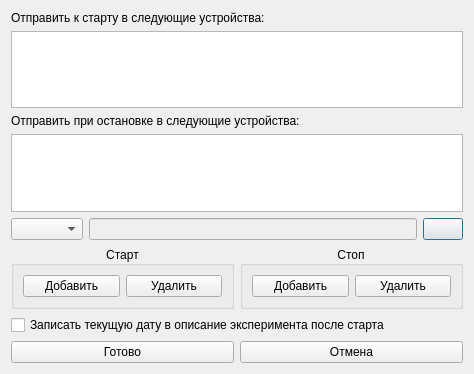
The window that startstopactionsdialog.ui (revermun/Experiment_helper) describes before a commit, drawn with Qt 5.
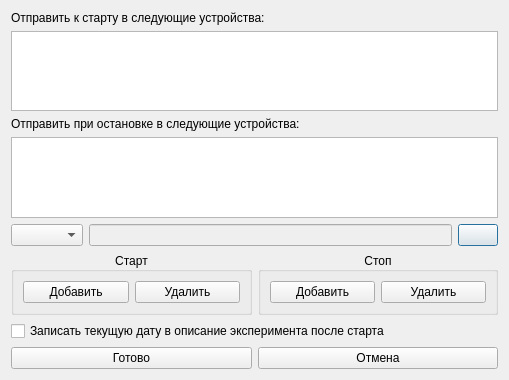
The same window after the commit. Icons and pictures are not drawn.

```diff
--- a/startstopactionsdialog.ui
+++ b/startstopactionsdialog.ui
@@ -6,8 +6,8 @@
    <rect>
     <x>0</x>
     <y>0</y>
-    <width>474</width>
-    <height>374</height>
+    <width>509</width>
+    <height>380</height>
    </rect>
   </property>
   <property name="windowTitle">
```
